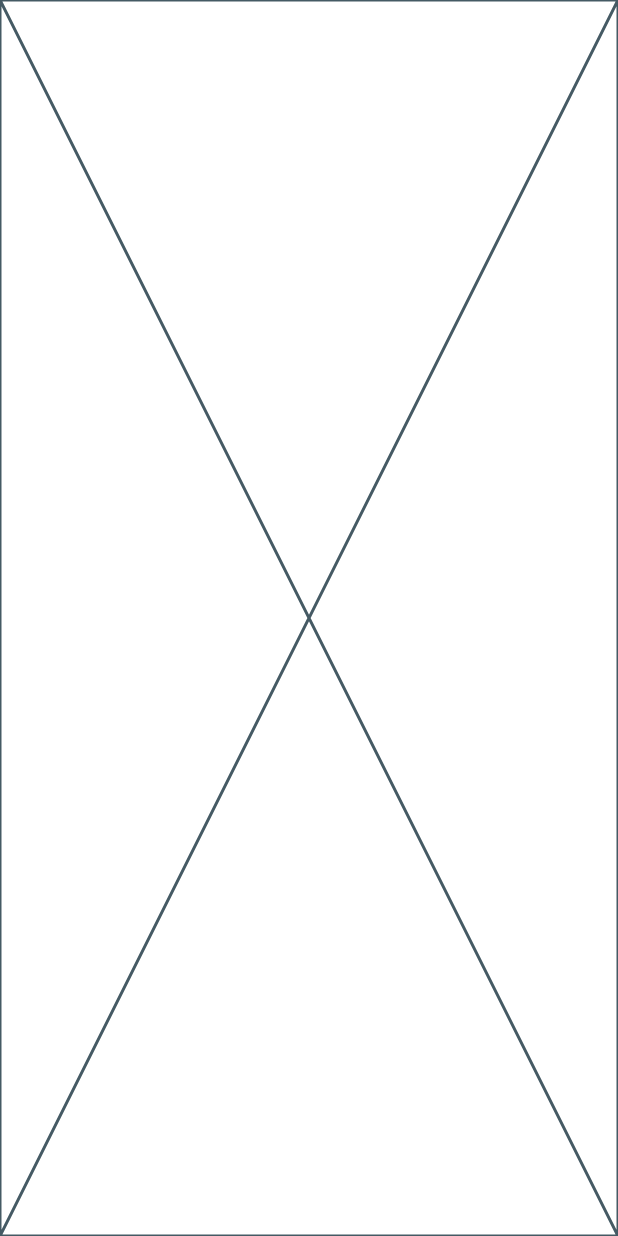
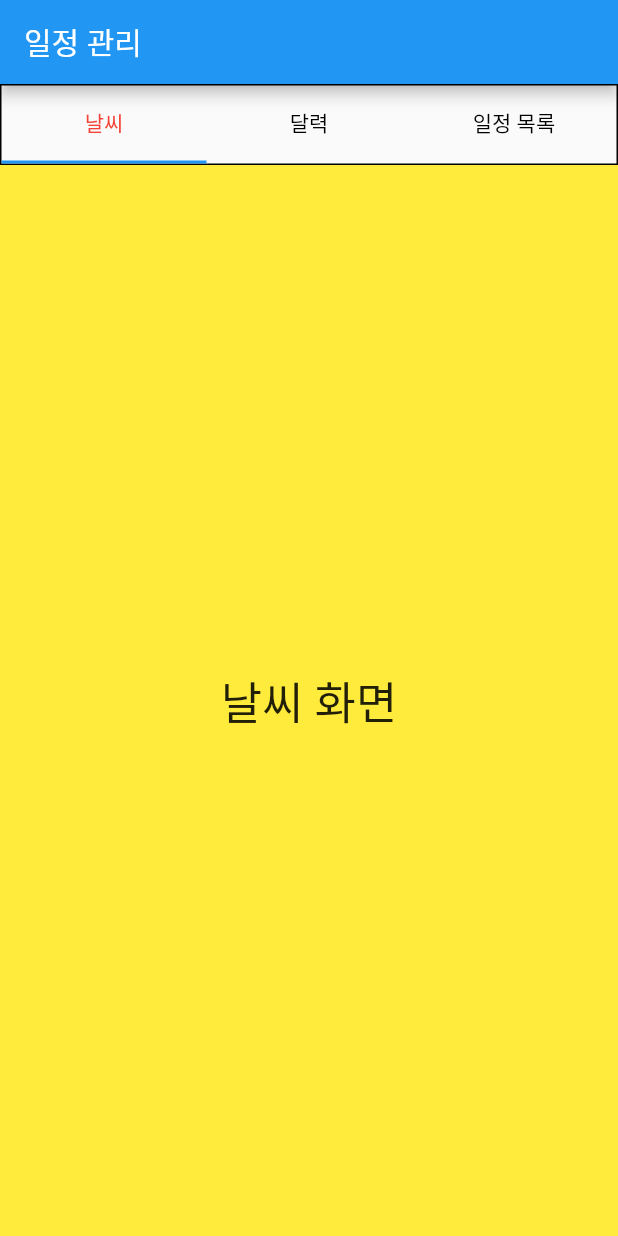
Before and after one commit to sondo9185/Calender, a Flutter app: the screen it shows after launch, on a phone screen of 412 x 824 dp. Run offline on Flutter 3.47's test engine with Material 2 defaults, Android fonts, the phone set to English and light mode, and no system bars.

Commit message:
탭바에 3개의 탭 생성

```diff
--- a/lib/tapbar.dart
+++ b/lib/tapbar.dart
@@ -1,16 +1,107 @@
-import 'package:flutter/src/widgets/framework.dart';
-import 'package:flutter/src/widgets/placeholder.dart';
+import 'package:flutter/material.dart';
 
 class TapBar extends StatefulWidget {
-  const TapBar({super.key});
+  const TapBar({Key? key}) : super(key: key);
 
   @override
   State<TapBar> createState() => _TapBarState();
 }
 
-class _TapBarState extends State<TapBar> {
+class _TapBarState extends State<TapBar> with TickerProviderStateMixin{
+  late TabController _tabController;
+
+  @override
+  void initState() {
+    _tabController = TabController(
+      length: 3, vsync: this,
+    );
+    super.initState();
+  }
+
   @override
   Widget build(BuildContext context) {
-    return const Placeholder();
+    return MaterialApp(
+      home: Scaffold(
+        appBar : AppBar(
+          title: const Text(
+            '일정 관리'
+          ),
+        ),
+        body: Column(
+          children: [
+            Container(
+              decoration: BoxDecoration(
+                border: Border.all(),
+              ),
+              child: TabBar(
+                tabs: [
+                  Container(
+                    height: 50,
+                    alignment: Alignment.center,
+                    child: const Text(
+                      '날씨',
+                    ),
+                  ),
+                  Container(
+                    height: 50,
+                    alignment: Alignment.center,
+                    child: const Text(
+                      '달력',
+                    ),
+                  ),
+                  Container(
+                    height: 50,
+                    alignment: Alignment.center,
+                    child: const Text(
+                      '일정 목록',
+                    ),
+                  ),
+                ],
+                labelColor: Colors.red,
+                unselectedLabelColor: Colors.black,
+                controller: _tabController,
+              ),
+            ),
+            Expanded(
+              child: TabBarView(
+                controller: _tabController,
+                children: [
+                  Container(
+                    color: Colors.yellow,
+                    alignment: Alignment.center,
+                    child: const Text(
+                      '날씨 화면',
+                      style: TextStyle(
+                        fontSize: 30,
+                      ),
+                    ),
+                  ),
+                  Container(
+                    color: Colors.yellow,
+                    alignment: Alignment.center,
+                    child: const Text(
+                      '달력 화면',
+                      style: TextStyle(
+                        fontSize: 30,
+                      ),
+                    ),
+                  ),
+                  Container(
+                    color: Colors.yellow,
+                    alignment: Alignment.center,
+                    child: const Text(
+                      '일정 관리 화면',
+                      style: TextStyle(
+                        fontSize: 30,
+                      ),
+                    ),
+                  ),
+                ],
+              ),
+            ),
+          ],
+        ),
+      )
+    );
   }
 }
```
